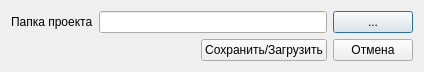
First picture: the form in framesettingswindow.ui, repository Gorbykov/InterfaceTester, before the edit.
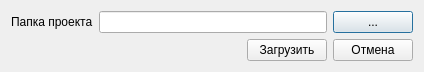
Second picture: the form after the edit.

```diff
--- a/framesettingswindow.ui
+++ b/framesettingswindow.ui
@@ -52,7 +52,7 @@
      <item>
       <widget class="QPushButton" name="saveButton">
        <property name="text">
-        <string>Сохранить/Загрузить</string>
+        <string>Загрузить</string>
        </property>
       </widget>
      </item>
```
